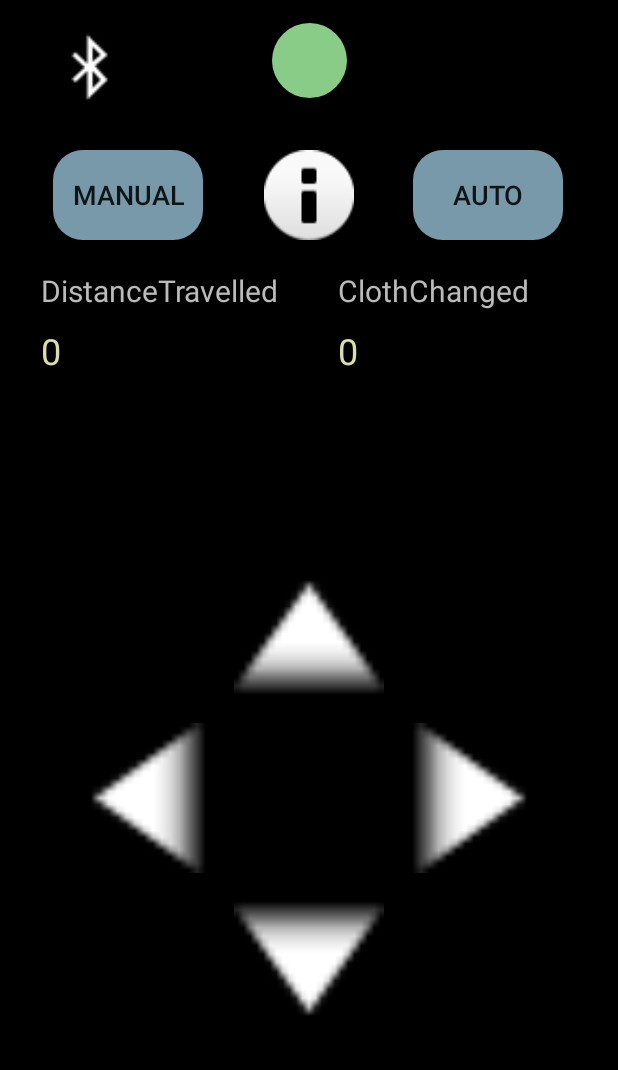
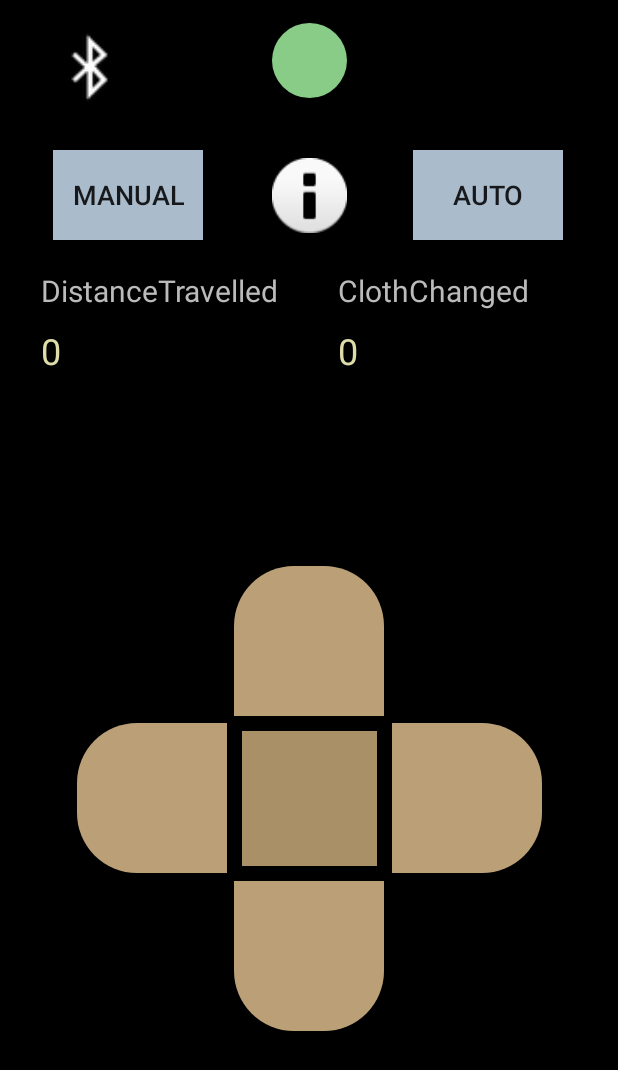
Before and after one commit to notna85/RobotApp, an Android app: the fragment ManualMode placed in its activity, on a phone screen of 412 x 824 dp. Shown: the top 1070 px of the screen. Run offline under Robolectric (Android 15) with nearby library versions, the phone set to English and light mode, and no system bars; our stand-ins replace Room's generated code.

Commit message:
Made some more changes to the app's appearance

```diff
--- a/app/src/main/java/com/example/boldi/bluetoothcarcontroller/AutoMode.java
+++ b/app/src/main/java/com/example/boldi/bluetoothcarcontroller/AutoMode.java
@@ -37,7 +37,7 @@ public class AutoMode extends Fragment
         go_btn = autoView.findViewById(R.id.go_btn);
         stop_btn = autoView.findViewById(R.id.stop_btn);
 
-        //Button that goes
+        //Button that starts the auto run
         go_btn.setOnClickListener(new View.OnClickListener()
         {
             @Override
@@ -54,7 +54,7 @@ public class AutoMode extends Fragment
                 }
             }
         });
-        //Button that stops
+        //Button that stops the current auto run
         stop_btn.setOnClickListener(new View.OnClickListener()
         {
             @Override
--- a/app/src/main/java/com/example/boldi/bluetoothcarcontroller/BlueTooth.java
+++ b/app/src/main/java/com/example/boldi/bluetoothcarcontroller/BlueTooth.java
@@ -74,7 +74,7 @@ public class BlueTooth extends Fragment
         }
         else
         {
-            if(!deviceAddress.isEmpty() || !deviceList.isEmpty())
+            if(!deviceAddress.isEmpty() || !deviceList.isEmpty()) //Clears the list to avoid any duplicated entries
             {
                 deviceAddress.clear();
                 deviceList.clear();
@@ -95,7 +95,7 @@ public class BlueTooth extends Fragment
                 address = deviceAddress.get(i) + "";
                 if( BTconnect(address) )
                 {
-                    String id = roomDAO.getID(address);
+                    String id = roomDAO.getID(address); //Checks the database if address already exists
                     if( id == null ) //If the device does not already exist in the database, a new entry is inserted
                     {
                         RoomTable entry = new RoomTable();
--- a/app/src/main/java/com/example/boldi/bluetoothcarcontroller/MainActivity.java
+++ b/app/src/main/java/com/example/boldi/bluetoothcarcontroller/MainActivity.java
@@ -120,7 +120,7 @@ public class MainActivity extends AppCompatActivity {
                 displayData(roomDAO);
             }
         });
-
+        //Button that lets the robot know you've changed to a new cloth
         changeCloth_btn.setOnClickListener(new View.OnClickListener() {
             @Override
             public void onClick(View view) {
@@ -164,7 +164,7 @@ public class MainActivity extends AppCompatActivity {
             Toast.makeText(getApplicationContext(), "Get data failed", Toast.LENGTH_SHORT).show();
         }
     }
-    public void addFragment(Fragment fragment, boolean addToBackStack, String tag)
+    public void addFragment(Fragment fragment, boolean addToBackStack, String tag) //Replaces MainActivity's fragment container with the supplied fragment class
     {
         FragmentManager manager = getSupportFragmentManager();
         FragmentTransaction ft = manager.beginTransaction();
--- a/app/src/main/java/com/example/boldi/bluetoothcarcontroller/ManualMode.java
+++ b/app/src/main/java/com/example/boldi/bluetoothcarcontroller/ManualMode.java
@@ -21,8 +21,6 @@ public class ManualMode extends Fragment
     static InputStream inputStream;
     Button forward_btn, forward_left_btn, forward_right_btn, reverse_btn;
     String command;
-    String currentDistance;
-    String clothChange;
 
     // Required empty public constructor
     public ManualMode() {}
@@ -167,7 +165,7 @@ public class ManualMode extends Fragment
 
         return manualView;
     }
-    public void sendDataToDB(final RoomDAO roomDAO)
+    public void sendDataToDB(final RoomDAO roomDAO) //Method that receives data from the robot and sends it to the database
     {
         try
         {
--- a/app/src/main/res/drawable/button_roundcorners.xml
+++ b/app/src/main/res/drawable/button_roundcorners.xml
@@ -1,9 +1,9 @@
 <?xml version="1.0" encoding="utf-8"?>
 <shape xmlns:android="http://schemas.android.com/apk/res/android" android:shape="rectangle" android:padding="10dp">
-    <solid android:color="#7799AA"/> <!-- this one is ths color of the Rounded Button -->
+    <solid android:color="#BBA077"/> <!-- this one is ths color of the Rounded Button -->
     <corners
-        android:bottomRightRadius="20dp"
-        android:bottomLeftRadius="20dp"
-        android:topLeftRadius="20dp"
-        android:topRightRadius="20dp"/>
+        android:bottomRightRadius="40dp"
+        android:bottomLeftRadius="0dp"
+        android:topLeftRadius="0dp"
+        android:topRightRadius="40dp"/>
 </shape>
--- a/app/src/main/res/layout/activity_main.xml
+++ b/app/src/main/res/layout/activity_main.xml
@@ -14,7 +14,7 @@
         android:layout_height="60dp"
         android:layout_marginTop="100dp"
         android:layout_marginEnd="60dp"
-        android:background="@drawable/button_roundcorners"
+        android:background="#AABBCC"
         android:text="@string/manual"
         android:textSize="18sp"
         app:layout_constraintEnd_toStartOf="@+id/button"
@@ -26,7 +26,7 @@
         android:layout_height="60dp"
         android:layout_marginStart="60dp"
         android:layout_marginTop="100dp"
-        android:background="@drawable/button_roundcorners"
+        android:background="#AABBCC"
         android:text="@string/auto"
         android:textSize="18sp"
         app:layout_constraintStart_toEndOf="@+id/button"
@@ -50,6 +50,7 @@
         android:layout_marginTop="80dp"
         android:layout_marginEnd="8dp"
         android:background="#FFD180"
+        android:clickable="false"
         android:visibility="invisible"
         app:layout_constraintEnd_toEndOf="parent"
         app:layout_constraintHorizontal_bias="0.498"
@@ -58,8 +59,9 @@
 
     <Button
         android:id="@+id/getData_btn"
-        android:layout_width="60dp"
-        android:layout_height="60dp"
+        android:layout_width="50dp"
+        android:layout_height="50dp"
+        android:layout_marginTop="5dp"
         android:background="@android:drawable/ic_dialog_info"
         app:layout_constraintEnd_toEndOf="parent"
         app:layout_constraintStart_toStartOf="parent"
--- a/app/src/main/res/layout/fragment_auto_mode.xml
+++ b/app/src/main/res/layout/fragment_auto_mode.xml
@@ -14,7 +14,9 @@
         android:layout_marginTop="8dp"
         android:layout_marginEnd="10dp"
         android:layout_marginBottom="8dp"
-        android:background="@android:drawable/presence_online"
+        android:background="#6DD152"
+        android:text="@string/go"
+        android:textSize="20sp"
         app:layout_constraintBottom_toBottomOf="parent"
         app:layout_constraintEnd_toStartOf="@+id/button"
         app:layout_constraintTop_toTopOf="parent" />
@@ -26,7 +28,9 @@
         android:layout_marginStart="10dp"
         android:layout_marginTop="8dp"
         android:layout_marginBottom="8dp"
-        android:background="@android:drawable/presence_busy"
+        android:background="#8F1124"
+        android:text="@string/stop"
+        android:textSize="20sp"
         app:layout_constraintBottom_toBottomOf="parent"
         app:layout_constraintStart_toEndOf="@+id/button"
         app:layout_constraintTop_toTopOf="parent" />
@@ -40,6 +44,7 @@
         android:layout_marginEnd="8dp"
         android:layout_marginBottom="8dp"
         android:background="#FFD180"
+        android:clickable="false"
         android:visibility="invisible"
         app:layout_constraintBottom_toBottomOf="parent"
         app:layout_constraintEnd_toEndOf="parent"
--- a/app/src/main/res/layout/fragment_manual_mode.xml
+++ b/app/src/main/res/layout/fragment_manual_mode.xml
@@ -13,9 +13,9 @@
         android:layout_height="100dp"
         android:layout_marginStart="8dp"
         android:layout_marginEnd="8dp"
-        android:layout_marginBottom="50dp"
-        android:background="@android:drawable/arrow_down_float"
-        android:rotation="180"
+        android:layout_marginBottom="10dp"
+        android:background="@drawable/button_roundcorners"
+        android:rotation="270"
         app:layout_constraintBottom_toTopOf="@+id/button"
         app:layout_constraintEnd_toEndOf="parent"
         app:layout_constraintStart_toStartOf="parent" />
@@ -25,10 +25,10 @@
         android:layout_width="100dp"
         android:layout_height="100dp"
         android:layout_marginTop="8dp"
-        android:layout_marginEnd="50dp"
+        android:layout_marginEnd="10dp"
         android:layout_marginBottom="8dp"
-        android:background="@android:drawable/arrow_down_float"
-        android:rotation="90"
+        android:background="@drawable/button_roundcorners"
+        android:rotation="180"
         app:layout_constraintBottom_toBottomOf="parent"
         app:layout_constraintEnd_toStartOf="@+id/button"
         app:layout_constraintTop_toTopOf="parent" />
@@ -37,11 +37,11 @@
         android:id="@+id/right_btn"
         android:layout_width="100dp"
         android:layout_height="100dp"
-        android:layout_marginStart="50dp"
+        android:layout_marginStart="10dp"
         android:layout_marginTop="8dp"
         android:layout_marginBottom="8dp"
-        android:background="@android:drawable/arrow_down_float"
-        android:rotation="-90"
+        android:background="@drawable/button_roundcorners"
+        android:rotation="0"
         app:layout_constraintBottom_toBottomOf="parent"
         app:layout_constraintStart_toEndOf="@+id/button"
         app:layout_constraintTop_toTopOf="parent" />
@@ -51,23 +51,25 @@
         android:layout_width="100dp"
         android:layout_height="100dp"
         android:layout_marginStart="8dp"
-        android:layout_marginTop="50dp"
+        android:layout_marginTop="10dp"
         android:layout_marginEnd="8dp"
-        android:background="@android:drawable/arrow_down_float"
+        android:background="@drawable/button_roundcorners"
+        android:rotation="90"
         app:layout_constraintEnd_toEndOf="parent"
         app:layout_constraintStart_toStartOf="parent"
         app:layout_constraintTop_toBottomOf="@+id/button" />
 
+    <!-- Only used as a constraint reference -->
     <Button
         android:id="@+id/button"
-        android:layout_width="20dp"
-        android:layout_height="20dp"
+        android:layout_width="90dp"
+        android:layout_height="90dp"
         android:layout_marginStart="8dp"
         android:layout_marginTop="8dp"
         android:layout_marginEnd="8dp"
         android:layout_marginBottom="8dp"
-        android:background="#FFD180"
-        android:visibility="invisible"
+        android:background="#AA9066"
+        android:clickable="false"
         app:layout_constraintBottom_toBottomOf="parent"
         app:layout_constraintEnd_toEndOf="parent"
         app:layout_constraintStart_toStartOf="parent"
```
